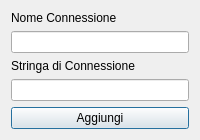
First picture: the form in ui/add_connection.ui, repository Tony-BlaZeeR/DiFFDB, before the edit.
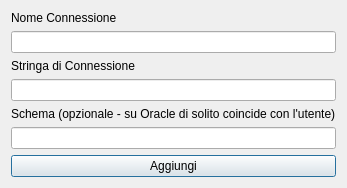
Second picture: the form after the edit.

Commit message: feat: schema selezionabile, vincoli nel confronto, CLI, CI e migrazione a PySide6

```diff
--- a/ui/add_connection.ui
+++ b/ui/add_connection.ui
@@ -23,6 +23,16 @@
    <item>
     <widget class="QLineEdit" name="conn_string_input"/>
    </item>
+   <item>
+    <widget class="QLabel" name="label_schema">
+     <property name="text">
+      <string>Schema (opzionale - su Oracle di solito coincide con l'utente)</string>
+     </property>
+    </widget>
+   </item>
+   <item>
+    <widget class="QLineEdit" name="schema_input"/>
+   </item>
    <item>
     <widget class="QPushButton" name="add_button">
      <property name="text">
```
The commit also changes 27 other files.
